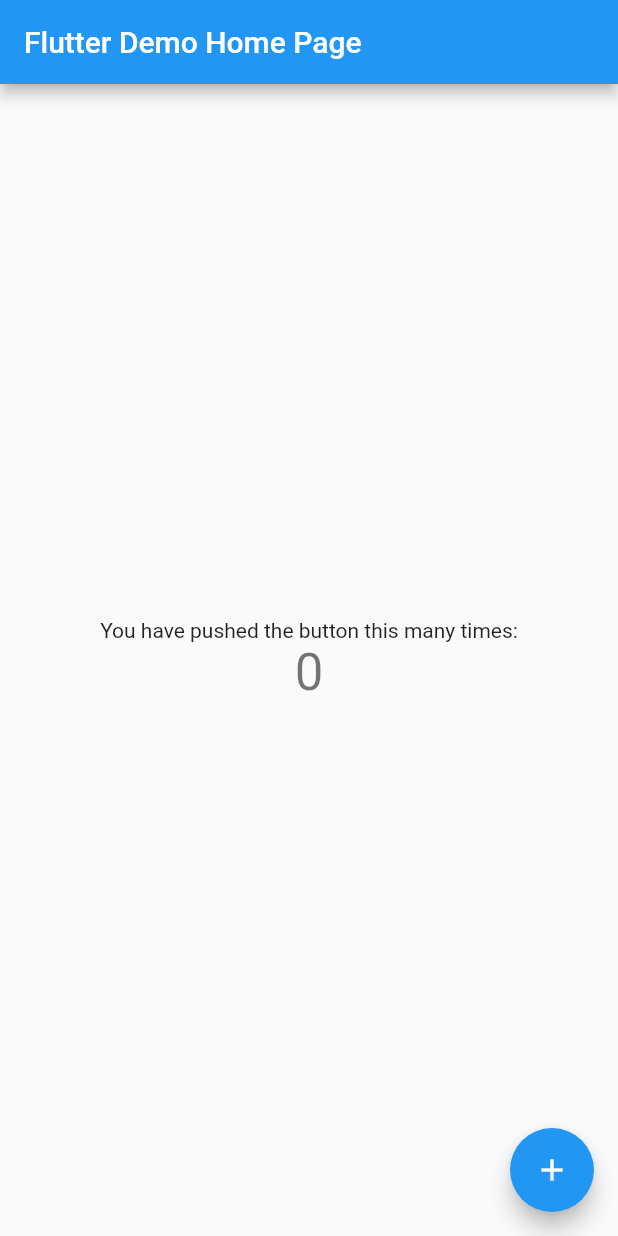
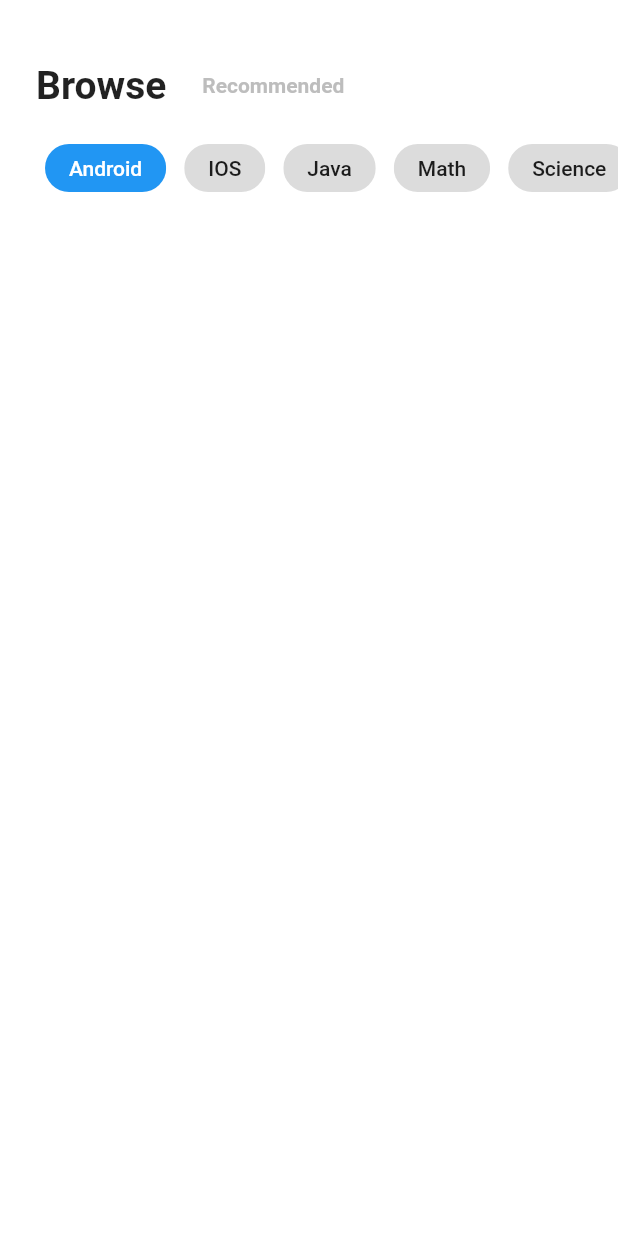
Before and after one commit to Leosampc/book_reading_app, a Flutter app: the screen it shows after launch, on a phone screen of 412 x 824 dp. Run offline on Flutter 3.47's test engine with Material 2 defaults, Android fonts, the phone set to English and light mode, and no system bars.

Commit message:
Header e ListView das categorias
Criados os folders/files de home e details;
home: header criado, listview com as categorias está pronto;

```diff
--- /dev/null
+++ b/lib/home/home_page.dart
@@ -0,0 +1,90 @@
+import 'package:flutter/material.dart';
+import 'package:flutter/services.dart';
+
+class HomePage extends StatefulWidget {
+  @override
+  _HomePageState createState() => _HomePageState();
+}
+
+class _HomePageState extends State<HomePage> {
+  List<String> categories = ["Android", "IOS", "Java", "Math", "Science", "Drama", "Horror"];
+
+  int _selectedIndex = 0;
+
+  @override
+  void initState() {
+    SystemChrome.setEnabledSystemUIOverlays([]);
+    super.initState();
+  }
+
+  @override
+  Widget build(BuildContext context) {
+    return Scaffold(
+      backgroundColor: Colors.white,
+      body: Container(
+        width: MediaQuery.of(context).size.width,
+        height: MediaQuery.of(context).size.height,
+        padding: EdgeInsets.only(top: 42, left: 24),
+        child: Column(
+          children: <Widget>[
+            Row(
+              children: <Widget>[
+                Padding(
+                  padding: const EdgeInsets.only(
+                    right: 24
+                  ),
+                  child: Text('Browse',
+                    style: TextStyle(
+                      fontSize: 26,
+                      fontWeight: FontWeight.bold
+                    ),
+                  ),
+                ),
+                Text('Recommended',
+                  style: TextStyle(
+                    fontSize: 14,
+                    fontWeight: FontWeight.bold,
+                    color: Colors.grey[400]
+                  )
+                )
+              ],
+            ),
+            Container(
+              width: MediaQuery.of(context).size.width,
+              height: 80,
+              child: ListView.builder(
+                shrinkWrap: true,
+                itemCount: categories.length,
+                scrollDirection: Axis.horizontal,
+                itemBuilder: (BuildContext context, int index) {
+                  return Padding(
+                    padding: const EdgeInsets.only(
+                      left: 6, right: 6
+                    ),
+                    child: GestureDetector(
+                      onTap: () {
+                        _selectedIndex = index;
+                        setState(() {});
+                      },
+                      child: Chip(
+                        padding: EdgeInsets.only(
+                          left: 8, right: 8
+                        ),
+                        backgroundColor: index == _selectedIndex ? Colors.blue : null,
+                        label: Text(categories.elementAt(index),
+                          style: TextStyle(
+                            color:  index == _selectedIndex ? Colors.white : null,
+                          )
+                        )
+                      ),
+                    )
+                  );
+                },
+              ),
+            )
+          ],
+        ),
+      )
+    );
+  }
+}
--- a/lib/main.dart
+++ b/lib/main.dart
@@ -1,111 +1,17 @@
+import 'package:book_reading_app/home/home_page.dart';
 import 'package:flutter/material.dart';
 
 void main() => runApp(MyApp());
 
 class MyApp extends StatelessWidget {
-  // This widget is the root of your application.
   @override
   Widget build(BuildContext context) {
     return MaterialApp(
-      title: 'Flutter Demo',
+      title: 'Bookstore',
       theme: ThemeData(
-        // This is the theme of your application.
-        //
-        // Try running your application with "flutter run". You'll see the
-        // application has a blue toolbar. Then, without quitting the app, try
-        // changing the primarySwatch below to Colors.green and then invoke
-        // "hot reload" (press "r" in the console where you ran "flutter run",
-        // or simply save your changes to "hot reload" in a Flutter IDE).
-        // Notice that the counter didn't reset back to zero; the application
-        // is not restarted.
         primarySwatch: Colors.blue,
       ),
-      home: MyHomePage(title: 'Flutter Demo Home Page'),
+      home: HomePage(),
     );
   }
 }
-
-class MyHomePage extends StatefulWidget {
-  MyHomePage({Key key, this.title}) : super(key: key);
-
-  // This widget is the home page of your application. It is stateful, meaning
-  // that it has a State object (defined below) that contains fields that affect
-  // how it looks.
-
-  // This class is the configuration for the state. It holds the values (in this
-  // case the title) provided by the parent (in this case the App widget) and
-  // used by the build method of the State. Fields in a Widget subclass are
-  // always marked "final".
-
-  final String title;
-
-  @override
-  _MyHomePageState createState() => _MyHomePageState();
-}
-
-class _MyHomePageState extends State<MyHomePage> {
-  int _counter = 0;
-
-  void _incrementCounter() {
-    setState(() {
-      // This call to setState tells the Flutter framework that something has
-      // changed in this State, which causes it to rerun the build method below
-      // so that the display can reflect the updated values. If we changed
-      // _counter without calling setState(), then the build method would not be
-      // called again, and so nothing would appear to happen.
-      _counter++;
-    });
-  }
-
-  @override
-  Widget build(BuildContext context) {
-    // This method is rerun every time setState is called, for instance as done
-    // by the _incrementCounter method above.
-    //
-    // The Flutter framework has been optimized to make rerunning build methods
-    // fast, so that you can just rebuild anything that needs updating rather
-    // than having to individually change instances of widgets.
-    return Scaffold(
-      appBar: AppBar(
-        // Here we take the value from the MyHomePage object that was created by
-        // the App.build method, and use it to set our appbar title.
-        title: Text(widget.title),
-      ),
-      body: Center(
-        // Center is a layout widget. It takes a single child and positions it
-        // in the middle of the parent.
-        child: Column(
-          // Column is also layout widget. It takes a list of children and
-          // arranges them vertically. By default, it sizes itself to fit its
-          // children horizontally, and tries to be as tall as its parent.
-          //
-          // Invoke "debug painting" (press "p" in the console, choose the
-          // "Toggle Debug Paint" action from the Flutter Inspector in Android
-          // Studio, or the "Toggle Debug Paint" command in Visual Studio Code)
-          // to see the wireframe for each widget.
-          //
-          // Column has various properties to control how it sizes itself and
-          // how it positions its children. Here we use mainAxisAlignment to
-          // center the children vertically; the main axis here is the vertical
-          // axis because Columns are vertical (the cross axis would be
-          // horizontal).
-          mainAxisAlignment: MainAxisAlignment.center,
-          children: <Widget>[
-            Text(
-              'You have pushed the button this many times:',
-            ),
-            Text(
-              '$_counter',
-              style: Theme.of(context).textTheme.display1,
-            ),
-          ],
-        ),
-      ),
-      floatingActionButton: FloatingActionButton(
-        onPressed: _incrementCounter,
-        tooltip: 'Increment',
-        child: Icon(Icons.add),
-      ), // This trailing comma makes auto-formatting nicer for build methods.
-    );
-  }
-}
```
Also changed, not shown: lib/details/details_page.dart (added).
